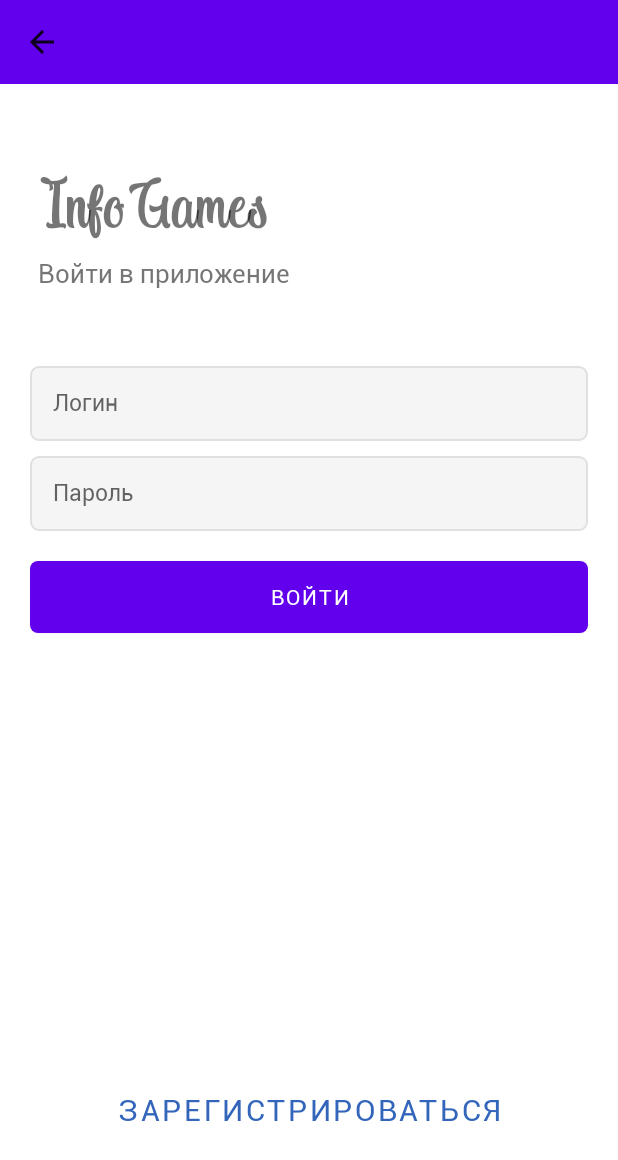
After one commit to amishanov/InfoGames, an Android app: the ProfileActivity screen opened directly, with no data from a screen before it, on a phone screen of 412 x 824 dp. The commit adds this screen. Shown: the top 1160 px of the screen. Run offline under Robolectric (Android 15) with nearby library versions, the phone set to English and light mode, and no system bars.

Commit message:
Add profile
Добавлены страницы регистрации, входа и профиля (Пока без работы с сервером)

```diff
--- /dev/null
+++ b/app/src/main/java/com/example/infogames/ProfileActivity.java
@@ -0,0 +1,107 @@
+package com.example.infogames;
+
+import androidx.appcompat.app.AppCompatActivity;
+import androidx.appcompat.widget.Toolbar;
+
+import android.os.Bundle;
+import android.view.View;
+import android.widget.Button;
+import android.widget.EditText;
+
+public class ProfileActivity extends AppCompatActivity implements View.OnClickListener {
+
+    private Toolbar toolbar;
+    private Data data;
+
+    private Button buttonLogin, buttonSignOut, buttonReg, buttonSignUp, buttonSignIn;
+    private EditText etRegLogin, etRegEmail, etRegPassword, etRegRePassword, etLogin, etPassword;
+
+    //TODO Не забыть проверку логинов и паролей на ненужные символы
+
+    @Override
+    protected void onCreate(Bundle savedInstanceState) {
+        super.onCreate(savedInstanceState);
+        data = Data.getInstance();
+//        initElements();
+        System.out.println(buttonSignIn);
+        if (data.isLogin()) {
+            setContentView(R.layout.activity_profile);
+            buttonSignOut = (Button) findViewById(R.id.buttonSignOut);
+            buttonSignOut.setOnClickListener(this);
+        }
+        else {
+            setContentView(R.layout.sign_in);
+            buttonSignUp = (Button) findViewById(R.id.buttonSignUp);
+            buttonLogin = (Button) findViewById(R.id.buttonLogin);
+            buttonSignUp.setOnClickListener(this);
+            buttonLogin.setOnClickListener(this);
+        }
+        toolbar = (Toolbar) findViewById(R.id.toolbarProfile);
+        setSupportActionBar(toolbar);
+        getSupportActionBar().setDisplayHomeAsUpEnabled(true);
+
+    }
+
+    private void initElements() {
+        buttonSignIn = (Button) findViewById(R.id.buttonSignIn);
+        buttonSignUp = (Button) findViewById(R.id.buttonSignUp);
+        buttonLogin = (Button) findViewById(R.id.buttonLogin);
+        buttonReg = (Button) findViewById(R.id.buttonReg);
+        buttonSignOut = (Button) findViewById(R.id.buttonSignOut);
+        etRegLogin = (EditText) findViewById(R.id.editTextRegLogin);
+        etRegEmail = (EditText) findViewById(R.id.editTextEmail);
+        etRegPassword = (EditText) findViewById(R.id.editTextRegPassword);
+        etRegRePassword = (EditText) findViewById(R.id.editTextRePassword);
+        etLogin = (EditText) findViewById(R.id.editTextLogin);
+        etPassword = (EditText) findViewById(R.id.editTextPassword);
+    }
+
+
+    @Override
+    public void onClick(View view) {
+        int id = view.getId();
+        if (id == R.id.buttonSignUp){
+            setContentView(R.layout.sing_up);
+            toolbar = (Toolbar) findViewById(R.id.toolbarProfile);
+            setSupportActionBar(toolbar);
+            getSupportActionBar().setDisplayHomeAsUpEnabled(true);
+            buttonSignIn = (Button) findViewById(R.id.buttonSignIn);
+            buttonReg = (Button) findViewById(R.id.buttonReg);
+            buttonSignIn.setOnClickListener(this);
+            buttonReg.setOnClickListener(this);
+        } else if (id == R.id.buttonSignIn) {
+            setContentView(R.layout.sign_in);
+            toolbar = (Toolbar) findViewById(R.id.toolbarProfile);
+            setSupportActionBar(toolbar);
+            getSupportActionBar().setDisplayHomeAsUpEnabled(true);
+            buttonSignUp = (Button) findViewById(R.id.buttonSignUp);
+            buttonLogin = (Button) findViewById(R.id.buttonLogin);
+            buttonSignUp.setOnClickListener(this);
+            buttonLogin.setOnClickListener(this);
+
+        } else if (id == R.id.buttonLogin) {
+            //TODO Не забыть добавить обновление переменной isLogin
+            setContentView(R.layout.activity_profile);
+            toolbar = (Toolbar) findViewById(R.id.toolbarProfile);
+            setSupportActionBar(toolbar);
+            getSupportActionBar().setDisplayHomeAsUpEnabled(true);
+            buttonSignOut = (Button) findViewById(R.id.buttonSignOut);
+            buttonSignOut.setOnClickListener(this);
+
+
+        } else if (id == R.id.buttonReg) {
+
+        } else if (id == R.id.buttonSignOut) {
+            setContentView(R.layout.sign_in);
+            toolbar = (Toolbar) findViewById(R.id.toolbarProfile);
+            setSupportActionBar(toolbar);
+            getSupportActionBar().setDisplayHomeAsUpEnabled(true);
+            buttonSignUp = (Button) findViewById(R.id.buttonSignUp);
+            buttonLogin = (Button) findViewById(R.id.buttonLogin);
+            buttonSignUp.setOnClickListener(this);
+            buttonLogin.setOnClickListener(this);
+
+            data.setIsLogin(false);
+        }
+    }
+}
--- /dev/null
+++ b/app/src/main/res/drawable/btn_custom.xml
@@ -0,0 +1,14 @@
+<?xml version="1.0" encoding="utf-8"?>
+<shape xmlns:android="http://schemas.android.com/apk/res/android"
+    android:padding="10dp"
+    android:shape="rectangle" >
+
+    <solid android:color="#26a69a" />
+
+    <corners
+        android:bottomLeftRadius="5dp"
+        android:bottomRightRadius="5dp"
+        android:topLeftRadius="5dp"
+        android:topRightRadius="5dp" />
+
+</shape>
--- /dev/null
+++ b/app/src/main/res/drawable/et_custom.xml
@@ -0,0 +1,18 @@
+<?xml version="1.0" encoding="utf-8"?>
+<shape xmlns:android="http://schemas.android.com/apk/res/android"
+    android:padding="10dp"
+    android:shape="rectangle" >
+
+    <solid android:color="#f5f5f5" />
+
+    <stroke
+        android:width="1dp"
+        android:color="#e0e0e0" />
+
+    <corners
+        android:bottomLeftRadius="5dp"
+        android:bottomRightRadius="5dp"
+        android:topLeftRadius="5dp"
+        android:topRightRadius="5dp" />
+
+</shape>
--- /dev/null
+++ b/app/src/main/res/layout/sign_in.xml
@@ -0,0 +1,110 @@
+<?xml version="1.0" encoding="utf-8"?>
+<androidx.constraintlayout.widget.ConstraintLayout  xmlns:android="http://schemas.android.com/apk/res/android"
+    xmlns:app="http://schemas.android.com/apk/res-auto"
+    xmlns:tools="http://schemas.android.com/tools"
+    android:layout_width="match_parent"
+    android:layout_height="match_parent"
+    tools:context=".ProfileActivity">
+
+    <include
+        layout="@layout/toolbar_profile" />
+
+    <TextView
+        android:id="@+id/tv_title"
+        android:layout_width="match_parent"
+        android:layout_height="wrap_content"
+        app:layout_constraintEnd_toEndOf="parent"
+        app:layout_constraintStart_toStartOf="parent"
+        app:layout_constraintTop_toTopOf="parent"
+        android:layout_marginTop="112dp"
+        android:layout_marginStart="25dp"
+        android:fontFamily="@font/indigo_daisy"
+        android:text="@string/app_name"
+        android:textSize="50sp"/>
+
+    <TextView
+        android:id="@+id/tvSubtitle"
+        android:layout_width="match_parent"
+        android:layout_height="wrap_content"
+        android:layout_above="@id/editTextLogin"
+        android:layout_marginTop="5dp"
+        android:layout_marginStart="25dp"
+        android:fontFamily="@font/roboto_regular"
+        android:text="@string/tag"
+        android:textSize="17sp"
+        app:layout_constraintEnd_toEndOf="parent"
+        app:layout_constraintStart_toStartOf="parent"
+        app:layout_constraintTop_toBottomOf="@+id/tv_title" />
+
+    <EditText
+        android:id="@+id/editTextLogin"
+        android:layout_width="match_parent"
+        android:layout_height="50dp"
+        android:layout_marginTop="50dp"
+        android:layout_marginEnd="20dp"
+        android:layout_marginStart="20dp"
+        android:background="@drawable/et_custom"
+        android:fontFamily="@font/roboto_regular"
+        android:hint="@string/login"
+        android:inputType="textEmailAddress"
+        android:padding="15dp"
+        android:textSize="15sp"
+        app:layout_constraintEnd_toEndOf="parent"
+        app:layout_constraintStart_toStartOf="parent"
+        app:layout_constraintTop_toBottomOf="@+id/tvSubtitle" />
+
+    <EditText
+        android:id="@+id/editTextPassword"
+        android:layout_width="match_parent"
+        android:layout_height="50dp"
+        android:layout_centerInParent="true"
+        android:layout_marginTop="10dp"
+        android:layout_marginEnd="20dp"
+        android:layout_marginStart="20dp"
+        android:background="@drawable/et_custom"
+        android:fontFamily="@font/roboto_regular"
+        android:hint="@string/password"
+        android:inputType="textPassword"
+        android:padding="15dp"
+        android:textSize="15sp"
+        app:layout_constraintEnd_toEndOf="parent"
+        app:layout_constraintStart_toStartOf="parent"
+        app:layout_constraintTop_toBottomOf="@+id/editTextLogin" />
+
+    <Button
+        android:id="@+id/buttonLogin"
+        android:layout_width="match_parent"
+        android:layout_height="wrap_content"
+        android:layout_marginStart="20dp"
+        android:layout_marginTop="20dp"
+        android:layout_marginEnd="20dp"
+        android:background="@drawable/btn_custom"
+        android:fontFamily="@font/roboto_regular"
+        android:text="@string/sign_in"
+        android:textColor="@android:color/white"
+        app:layout_constraintEnd_toEndOf="parent"
+        app:layout_constraintHorizontal_bias="1.0"
+        app:layout_constraintStart_toStartOf="parent"
+        app:layout_constraintTop_toBottomOf="@+id/editTextPassword" />
+
+    <Button
+        android:id="@+id/buttonSignUp"
+        android:layout_width="wrap_content"
+        android:layout_height="wrap_content"
+        android:layout_below="@+id/buttonLogin"
+        android:layout_alignParentBottom="true"
+        android:layout_centerHorizontal="true"
+        android:layout_marginBottom="60dp"
+        android:background="?android:selectableItemBackground"
+        android:fontFamily="@font/roboto_regular"
+        android:text="@string/sign_up"
+        android:textColor="@color/blue"
+        android:textSize="20sp"
+        app:layout_constraintBottom_toBottomOf="parent"
+        app:layout_constraintEnd_toEndOf="parent"
+        app:layout_constraintStart_toStartOf="parent"
+        app:layout_constraintTop_toBottomOf="@+id/buttonLogin"
+        app:layout_constraintVertical_bias="1.0" />
+
+
+</androidx.constraintlayout.widget.ConstraintLayout >
--- a/app/src/main/res/layout/toolbar.xml
+++ b/app/src/main/res/layout/toolbar.xml
@@ -4,7 +4,7 @@
     xmlns:tools="http://schemas.android.com/tools"
     android:id="@+id/toolbar"
     android:layout_width="match_parent"
-    android:layout_height="wrap_content"
+    android:layout_height="?attr/actionBarSize"
     android:background="?attr/colorPrimary"
     android:minHeight="?attr/actionBarSize"
     android:theme="?attr/actionBarTheme"
--- /dev/null
+++ b/app/src/main/res/layout/toolbar_profile.xml
@@ -0,0 +1,20 @@
+<?xml version="1.0" encoding="utf-8"?>
+<androidx.appcompat.widget.Toolbar xmlns:android="http://schemas.android.com/apk/res/android"
+    xmlns:app="http://schemas.android.com/apk/res-auto"
+    xmlns:tools="http://schemas.android.com/tools"
+    android:id="@+id/toolbarProfile"
+    android:layout_width="match_parent"
+    android:layout_height="?attr/actionBarSize"
+    android:background="?attr/colorPrimary"
+    android:minHeight="?attr/actionBarSize"
+    android:theme="?attr/actionBarTheme"
+    app:layout_constraintEnd_toEndOf="parent"
+    app:layout_constraintStart_toStartOf="parent"
+    app:layout_constraintTop_toTopOf="parent">
+
+    <androidx.constraintlayout.widget.ConstraintLayout
+        android:layout_width="match_parent"
+        android:layout_height="match_parent" />
+
+
+</androidx.appcompat.widget.Toolbar>
--- a/app/src/main/res/values/colors.xml
+++ b/app/src/main/res/values/colors.xml
@@ -8,4 +8,8 @@
     <color name="black">#FF000000</color>
     <color name="white">#FFFFFFFF</color>
     <color name="lime">#00FF00</color>
+    <color name="colorPrimary">#00796b</color>
+    <color name="colorPrimaryDark">#00695C</color>
+    <color name="colorAccent">#FF4081</color>
+    <color name="blue">#3366BB</color>
 </resources>
--- a/app/src/main/res/values/strings.xml
+++ b/app/src/main/res/values/strings.xml
@@ -11,4 +11,13 @@
     <string name="question_count">0/0</string>
     <string name="score">Score</string>
     <string name="profile_button">Profile button</string>
+    <string name="sign_in">Войти</string>
+    <string name="login">Логин</string>
+    <string name="password">Пароль</string>
+    <string name="email">Email</string>
+    <string name="tag">Войти в приложение</string>
+    <string name="sign_up">Зарегистрироваться</string>
+    <string name="sign_out">Выйти</string>
+    <string name="retype_password">Повторите пароль</string>
+    <string name="registration">Регистрация</string>
 </resources>
```
Also changed, not shown: app/src/main/AndroidManifest.xml (+11 -7 lines), app/src/main/java/com/example/infogames/Data.java (+5 -7 lines), app/src/main/java/com/example/infogames/MainActivity.java (+18 -8 lines), app/src/main/java/com/example/infogames/model/User.java (+6 -1 lines), app/src/main/res/layout/activity_login.xml (added, +9 -0 lines), app/src/main/res/layout/activity_main.xml (+5 -5 lines), app/src/main/res/layout/activity_profile.xml (added, +30 -0 lines), app/src/main/res/layout/sing_up.xml (added, +150 -0 lines), app/src/main/res/font/indigo_daisy.ttf (added), app/src/main/res/font/roboto_regular.ttf (added).
